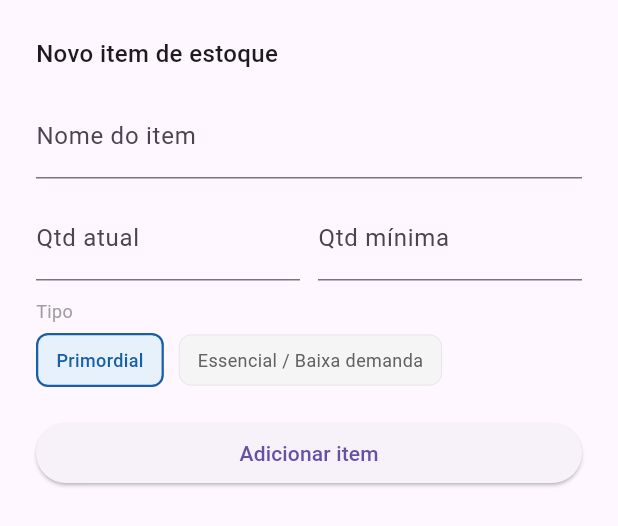
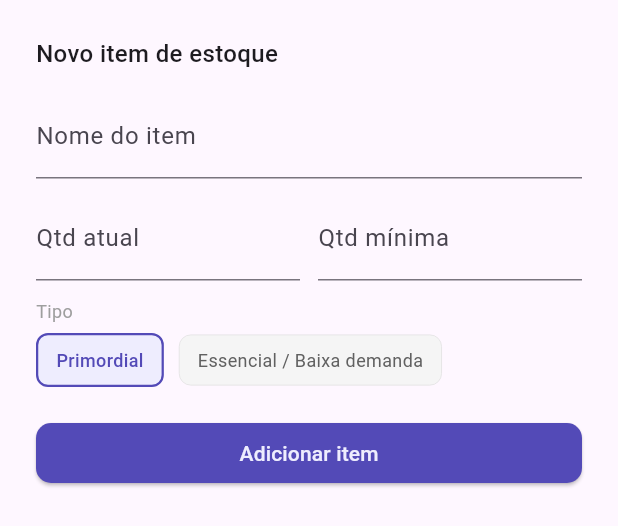
Before and after one commit to luanaestanislau/HospitalManagement_Flutter, a Flutter app: the _AdicionarItemSheet widget shown alone on an empty page, opened directly, on a phone screen of 412 x 824 dp. Shown: the top 526 px of the screen. Run offline on Flutter 3.47's test engine with Material 3 defaults, Android fonts, the light colour scheme and no system bars; our stand-ins replace cloud_functions, firebase_core, flutter_mobx, mobx, shared_preferences, sqflite; accounts and stored records are empty; generated files the repository leaves out were written again; network calls fail.

Commit message:
atualiz estoque

```diff
--- a/lib/features/ai/ai_screen.dart
+++ b/lib/features/ai/ai_screen.dart
@@ -1021,7 +1021,7 @@ class _CenariosPreventivos extends StatelessWidget {
           ),
         ],
         const SizedBox(height: 16),
-        OutlinedButton.icon(
+         OutlinedButton.icon(
           onPressed: onSimularEvento,
           icon: const Icon(Icons.play_circle_outline, size: 18),
           label: const Text('Simular evento em andamento'),
--- a/lib/features/estoque/estoque_screen.dart
+++ b/lib/features/estoque/estoque_screen.dart
@@ -100,7 +100,7 @@ class _EstoqueScreenState extends State<EstoqueScreen> {
                     const SizedBox(width: 8),
                     _Chip('Essencial IA', 'essencial_ia', _filtroStatus,
                             () => setState(() => _filtroStatus = 'essencial_ia'),
-                        cor: AppTheme.blue600),
+                        cor: AppTheme.purple600),
                     const SizedBox(width: 8),
                     _Chip('Vencendo', 'vencendo', _filtroStatus,
                             () => setState(() => _filtroStatus = 'vencendo'),
@@ -243,7 +243,7 @@ class _EstoqueScreenState extends State<EstoqueScreen> {
                     onPressed: () {},
                     child: Text(
                       'Ver todos os ${store.totalItens} itens',
-                      style: const TextStyle(color: AppTheme.blue600, fontSize: 13),
+                      style: const TextStyle(color: AppTheme.purple600, fontSize: 13),
                     ),
                   ),
                 ),
@@ -700,8 +700,17 @@ class _AdicionarItemSheetState extends State<_AdicionarItemSheet> {
           SizedBox(
             width: double.infinity,
             child: ElevatedButton(
+              style: ElevatedButton.styleFrom(
+                backgroundColor: AppTheme.purple600,
+                foregroundColor: Colors.white,
+                shape: RoundedRectangleBorder(
+                  borderRadius: BorderRadius.circular(10),
+                ),
+              ),
               onPressed: () => Navigator.pop(context),
-              child: const Text('Adicionar item'),
+              child: const Text('Adicionar item',
+              style: TextStyle(color: AppTheme.purple50),
+              ),
             ),
           ),
         ],
@@ -724,16 +733,16 @@ class _TipoOpcao extends StatelessWidget {
       child: Container(
         padding: const EdgeInsets.symmetric(horizontal: 12, vertical: 8),
         decoration: BoxDecoration(
-          color: selecionado ? AppTheme.blue50 : Colors.grey.shade100,
+          color: selecionado ? AppTheme.purple50 : Colors.grey.shade100,
           borderRadius: BorderRadius.circular(8),
           border: Border.all(
-              color: selecionado ? AppTheme.blue600 : Colors.grey.shade300,
+              color: selecionado ? AppTheme.purple600 : Colors.grey.shade300,
               width: selecionado ? 1.5 : 0.5),
         ),
         child: Text(label,
             style: TextStyle(
                 fontSize: 12,
-                color: selecionado ? AppTheme.blue600 : Colors.grey.shade700,
+                color: selecionado ? AppTheme.purple600 : Colors.grey.shade700,
                 fontWeight: selecionado ? FontWeight.w500 : FontWeight.normal)),
       ),
     );
--- a/lib/features/home/dashboard.dart
+++ b/lib/features/home/dashboard.dart
@@ -6,6 +6,7 @@ import 'package:hospitalmanagement_flutter/widgets/app_widgets.dart';
 import 'package:provider/provider.dart';
 
 import '../ai/ai_screen.dart';
+import '../estoque/estoque_screen.dart';
 
 class DashboardScreen extends StatefulWidget {
   const DashboardScreen({super.key});
@@ -21,8 +22,7 @@ class _DashboardScreenState extends State<DashboardScreen> {
     HomeScreen(),
     Center(child: Text('Alertas em breve', style: TextStyle(color: Colors.white))), // Índice 1
     // AlertasScreen(),
-    Center(child: Text('Estoque em breve', style: TextStyle(color: Colors.white))), // Índice 2
-    // EstoqueScreen(),
+    EstoqueScreen(),
     IaScreen(),
     Center(child: Text('Logística em breve', style: TextStyle(color: Colors.white))), // Índice 4
     // LogisticaScreen(),
--- a/lib/main.dart
+++ b/lib/main.dart
@@ -9,6 +9,7 @@ import 'package:hospitalmanagement_flutter/services/ia_service.dart';
 import 'package:provider/provider.dart';
 import 'package:hospitalmanagement_flutter/features/auth/login_screen.dart';
 import 'package:hospitalmanagement_flutter/stores/stores.dart';
+import 'features/estoque/estoque_screen.dart';
 import 'firebase_options.dart';
 
 import 'features/auth/cadastro_screen.dart';
@@ -60,6 +61,7 @@ class MyApp extends StatelessWidget {
         '/matricula' : (context) => const MatriculaScreen(),
         '/home' : (context) => const DashboardScreen(),
         '/ia': (context) => const IaScreen(),
+        '/estoque': (context) => const EstoqueScreen(),
       },
     );
   }
```
Also changed, not shown: lib/features/home/home_screen.dart (+16 -20 lines).
